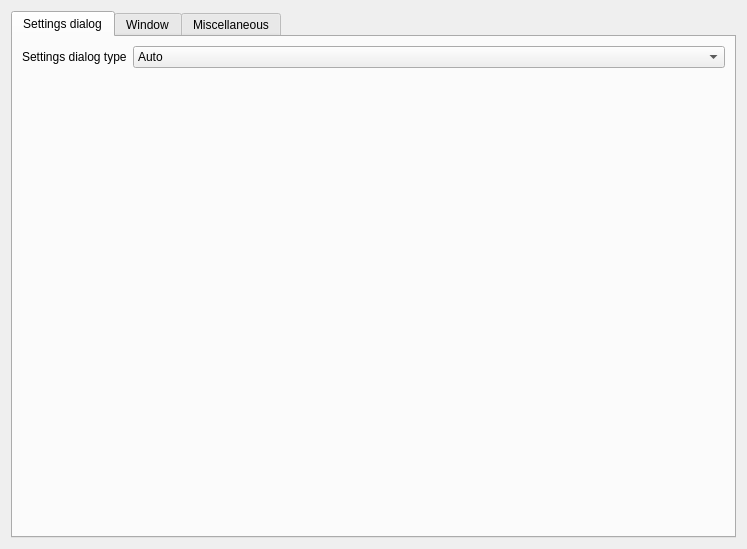
The window that src/gui/settings/SettingsPageGeneral.ui (gvansickle/AwesomeMediaLibraryManager) describes before a commit, drawn with Qt 5.
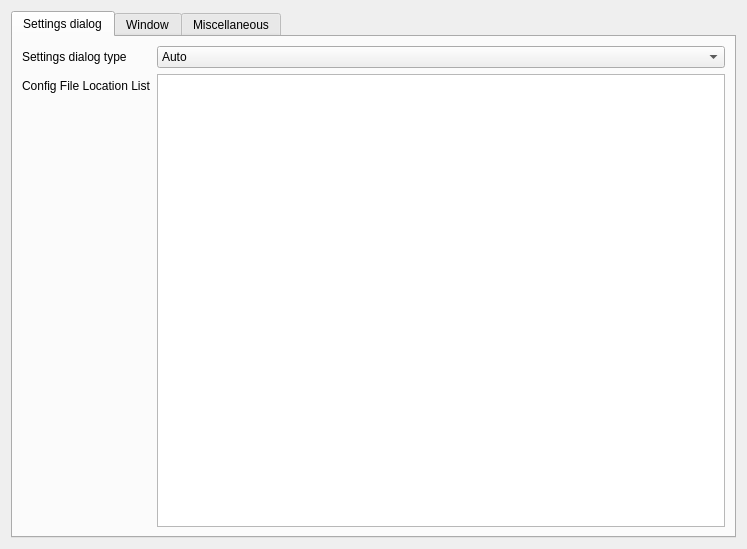
The same window after the commit. The open tabs and pages were chosen to show the change. Custom widgets are drawn as their Qt base class.

Diff of the .ui file:
```diff
--- a/src/gui/settings/SettingsPageGeneral.ui
+++ b/src/gui/settings/SettingsPageGeneral.ui
@@ -62,6 +62,16 @@
            </item>
           </widget>
          </item>
+         <item row="1" column="0">
+          <widget class="QLabel" name="configFileLocationListLabel">
+           <property name="text">
+            <string>Config File Location List</string>
+           </property>
+          </widget>
+         </item>
+         <item row="1" column="1">
+          <widget class="QListWidget" name="kcfg_configFileLocationListLineEdit"/>
+         </item>
         </layout>
        </item>
       </layout>
```
Left out of the diff: 2 changed lines with no effect on the pictures.
